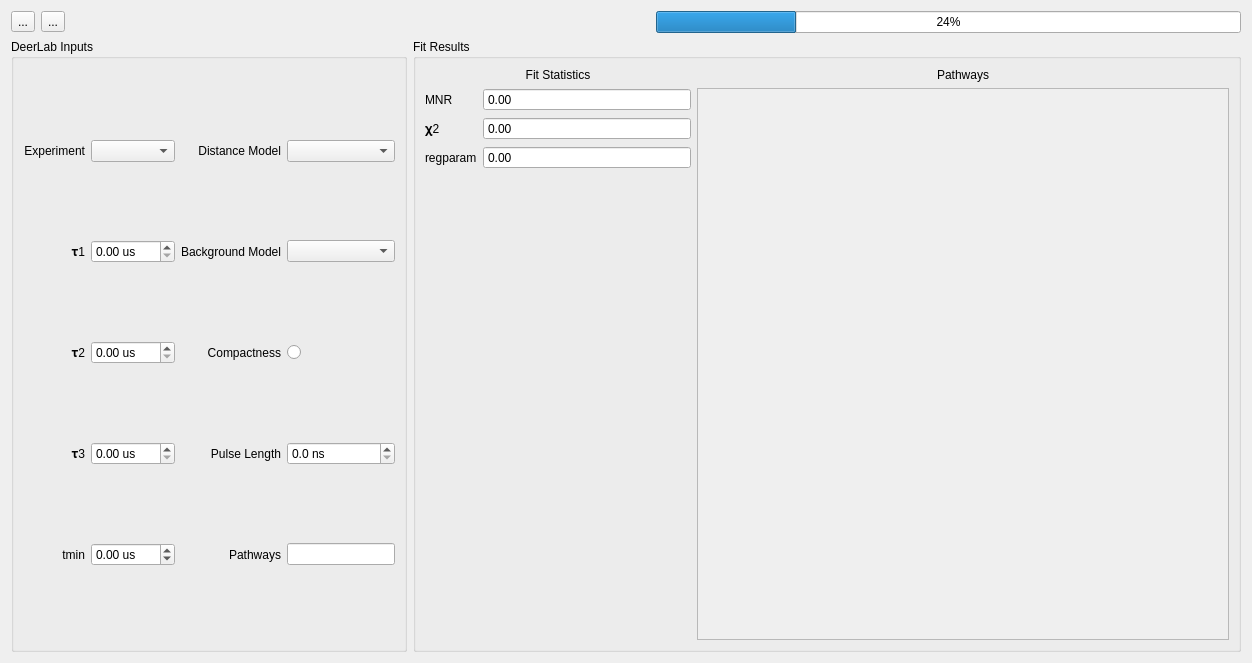
Old version of the form gui/quickdeer.ui in the repository JeschkeLab/autoDEER.
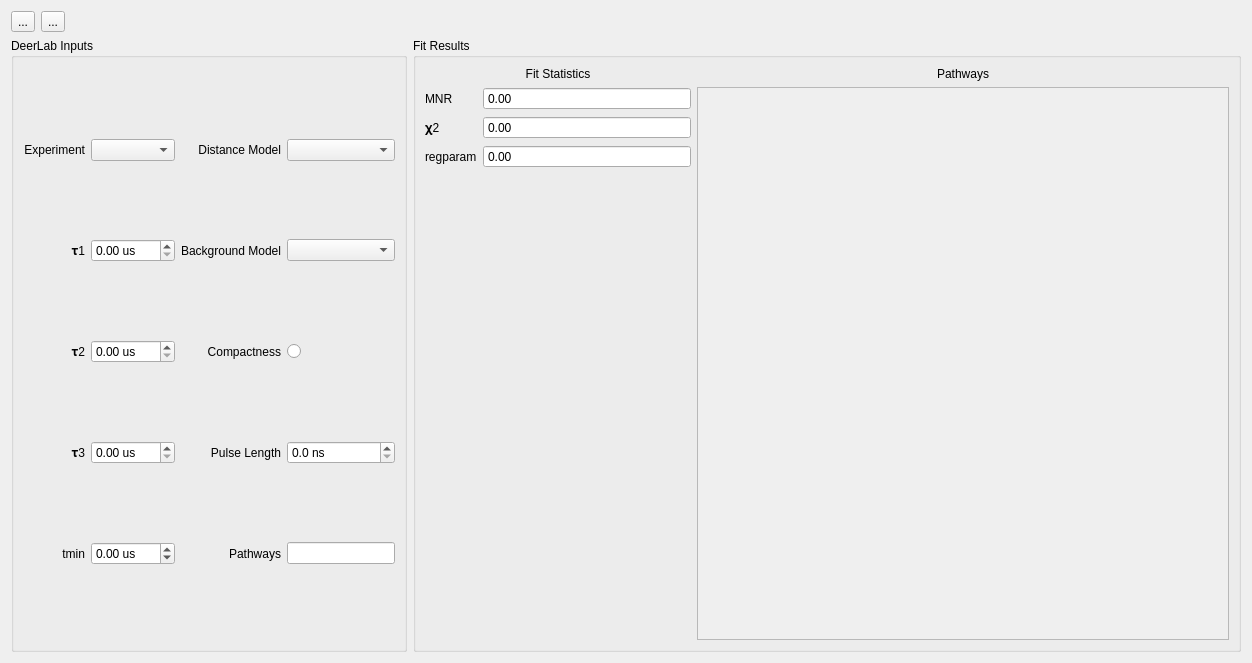
New version of the form.

Commit message: Fix tdip calc and remove progress bars

Diff of the .ui file:
```diff
--- a/gui/quickdeer.ui
+++ b/gui/quickdeer.ui
@@ -43,16 +43,6 @@
        </property>
       </spacer>
      </item>
-     <item>
-      <widget class="QProgressBar" name="progressBar">
-       <property name="value">
-        <number>24</number>
-       </property>
-       <property name="textVisible">
-        <bool>true</bool>
-       </property>
-      </widget>
-     </item>
     </layout>
    </item>
    <item>
```
The commit also changes 2 other files.
